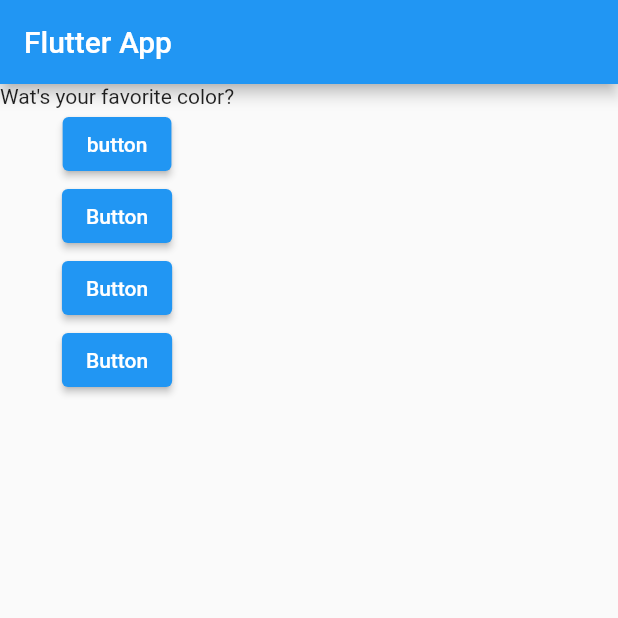
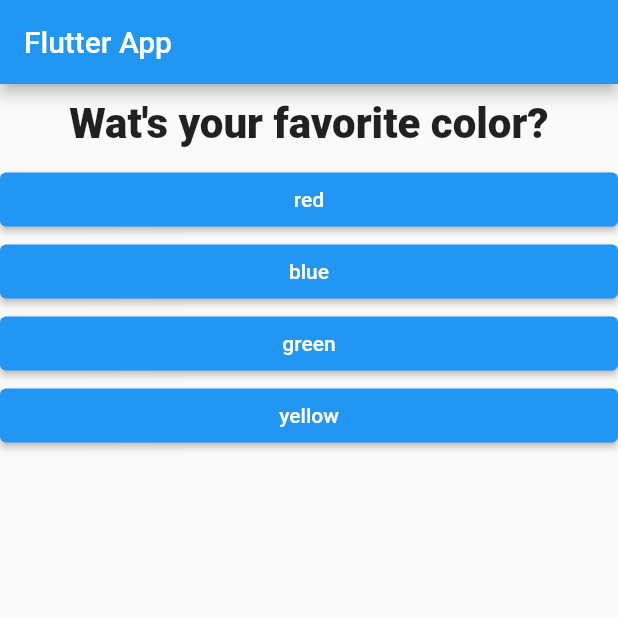
Before and after one commit to vPokladLI/flutter_complete_guide, a Flutter app: the screen it shows after launch, on a phone screen of 412 x 824 dp, the top half of it. Run offline on Flutter 3.47's test engine with Material 2 defaults, Android fonts, the phone set to English and light mode, and no system bars.

Commit message:
mapping values

```diff
--- a/analysis_options.yaml
+++ b/analysis_options.yaml
@@ -24,6 +24,5 @@ linter:
   rules:
     # avoid_print: false  # Uncomment to disable the `avoid_print` rule
     # prefer_single_quotes: true  # Uncomment to enable the `prefer_single_quotes` rule
-
 # Additional information about this file can be found at
 # https://dart.dev/guides/language/analysis-options
--- /dev/null
+++ b/lib/UI/primaryButton.dart
@@ -0,0 +1,17 @@
+import 'package:flutter/material.dart';
+
+class PrimaryButton extends StatelessWidget {
+  final onPress;
+  final String text;
+  PrimaryButton(this.onPress, this.text) {}
+
+  @override
+  Widget build(BuildContext context) {
+    return ElevatedButton(
+      onPressed: onPress,
+      child: Text(text),
+      style:
+          ButtonStyle(backgroundColor: MaterialStateProperty.all(Colors.teal)),
+    );
+  }
+}
--- /dev/null
+++ b/lib/answer.dart
@@ -0,0 +1,22 @@
+import 'package:flutter/material.dart';
+
+class Answer extends StatelessWidget {
+  final VoidCallback onPress;
+  final String text;
+  Answer(this.onPress, this.text) {}
+
+  @override
+  Widget build(BuildContext context) {
+    return Container(
+      width: double.infinity,
+      child: ElevatedButton(
+        onPressed: newMethod,
+        child: Text(text),
+        style: ButtonStyle(
+            backgroundColor: MaterialStateProperty.all(Colors.blue)),
+      ),
+    );
+  }
+
+  get newMethod => onPress;
+}
--- a/lib/main.dart
+++ b/lib/main.dart
@@ -1,27 +1,41 @@
 import 'package:flutter/material.dart';
+
+import './question.dart';
+
+import './answer.dart';
 
 void main() => runApp(MyApp());
 
 class MyApp extends StatefulWidget {
   @override
   State<StatefulWidget> createState() {
-    return MyAppState();
+    return _MyAppState();
   }
 }
 
-class MyAppState extends State<MyApp> {
-  var questions = [
-    'Wat\'s your favorite color?',
-    'Wat\'s your favorite animal?',
-    'Wat\'s your favorite band?'
+class _MyAppState extends State<MyApp> {
+  static const _questions = [
+    {
+      'question': 'Wat\'s your favorite color?',
+      'answers': ['red', 'blue', 'green', 'yellow']
+    },
+    {
+      'question': 'Wat\'s your favorite animal?',
+      'answers': ['cat', 'dog', 'horse', 'spider']
+    },
+    {
+      'question': 'Wat\'s your favorite band?',
+      'answers': ['Mettalica', 'Back street boys', 'RHCP', 'SOD']
+    }
   ];
-  var questionIndex = 0;
+
+  var _questionIndex = 0;
   void _onPress() {
     setState(() {
-      if (questions.length - 1 > questionIndex) {
-        questionIndex += 1;
+      if (_questions.length - 1 > _questionIndex) {
+        _questionIndex += 1;
       } else {
-        questionIndex = 0;
+        _questionIndex = 0;
       }
     });
   }
@@ -30,19 +44,16 @@ class MyAppState extends State<MyApp> {
   Widget build(BuildContext ctx) {
     return MaterialApp(
       home: Scaffold(
-          appBar: AppBar(
-            title: Text('Flutter App'),
-          ),
-          body: Column(children: [
-            Text(questions[questionIndex]),
-            ElevatedButton(onPressed: _onPress, child: Text('button')),
-            ElevatedButton(onPressed: _onPress, child: Text('Button')),
-            ElevatedButton(onPressed: _onPress, child: Text('Button')),
-            ElevatedButton(
-                onPressed: _onPress,
-                onLongPress: () => print('LongPress'),
-                child: Text('Button'))
-          ])),
+        appBar: AppBar(
+          title: Text('Flutter App'),
+        ),
+        body: Column(children: [
+          Question(_questions[_questionIndex]['question']),
+          ...(_questions[_questionIndex]['answers'] as List)
+              .map((text) => Answer(_onPress, text))
+              .toList()
+        ]),
+      ),
     );
   }
 }
--- /dev/null
+++ b/lib/question.dart
@@ -0,0 +1,18 @@
+import 'package:flutter/material.dart';
+
+class Question extends StatelessWidget {
+  final String questionText;
+  Question(this.questionText);
+  @override
+  Widget build(BuildContext context) {
+    return Container(
+      width: double.infinity,
+      margin: EdgeInsets.only(bottom: 10, top: 10),
+      child: Text(
+        questionText,
+        style: TextStyle(fontSize: 28, fontWeight: FontWeight.w800),
+        textAlign: TextAlign.center,
+      ),
+    );
+  }
+}
```
